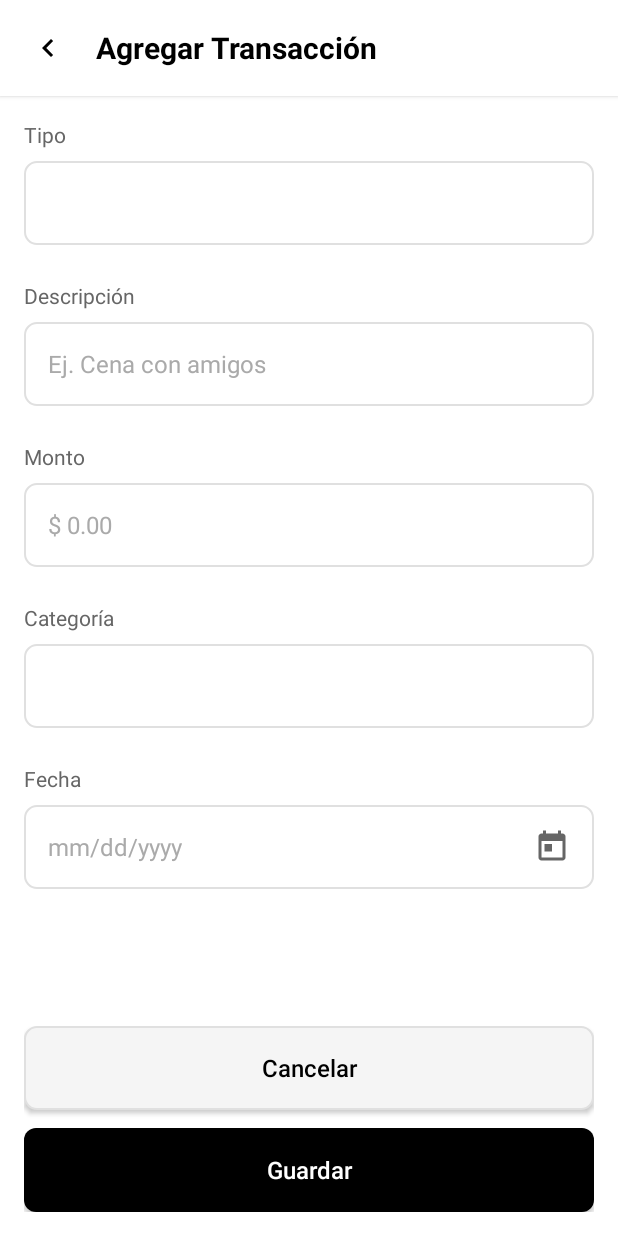
After one commit to Clei02/ConFin, an Android app: the layout activity_agregar_transaccion.xml on its own in the app's theme, with its tools: preview values and no code run, on a phone screen of 412 x 824 dp. The commit adds this screen. Run offline under Robolectric (Android 15) with nearby library versions, the phone set to English and light mode, and no system bars.

Commit message:
feat: Diseño de pantalla Agregar Transacción

```diff
--- /dev/null
+++ b/app/src/main/java/com/upc/confin/AgregarTransaccionActivity.java
@@ -0,0 +1,98 @@
+package com.upc.confin;
+
+import android.os.Bundle;
+import android.view.View;
+import android.widget.AdapterView;
+import android.widget.ArrayAdapter;
+import android.widget.Spinner;
+import androidx.appcompat.app.AppCompatActivity;
+
+public class AgregarTransaccionActivity extends AppCompatActivity {
+
+    private Spinner spinnerTipo;
+    private Spinner spinnerCategoria;
+
+    @Override
+    protected void onCreate(Bundle savedInstanceState) {
+        super.onCreate(savedInstanceState);
+        setContentView(R.layout.activity_agregar_transaccion);
+
+        spinnerTipo = findViewById(R.id.spinnerTipo);
+        spinnerCategoria = findViewById(R.id.spinnerCategoria);
+
+        setupSpinners();
+    }
+
+    private void setupSpinners() {
+        // Configurar Spinner Tipo
+        String[] tipos = {"Gasto", "Ingreso"};
+        ArrayAdapter<String> adapterTipo = new ArrayAdapter<String>(
+                this,
+                R.layout.spinner_item,
+                tipos
+        ) {
+            @Override
+            public boolean isEnabled(int position) {
+                return true;
+            }
+        };
+        adapterTipo.setDropDownViewResource(R.layout.spinner_dropdown_item);
+        spinnerTipo.setAdapter(adapterTipo);
+
+        // Configurar Spinner Categoría con placeholder
+        String[] categorias = {
+                "Seleccione una categoría",
+                "Alimentación",
+                "Transporte",
+                "Entretenimiento",
+                "Salud",
+                "Educación",
+                "Servicios",
+                "Otros"
+        };
+
+        ArrayAdapter<String> adapterCategoria = new ArrayAdapter<String>(
+                this,
+                R.layout.spinner_item,
+                categorias
+        ) {
+            @Override
+            public boolean isEnabled(int position) {
+                // Deshabilitar el primer item (placeholder)
+                return position != 0;
+            }
+
+            @Override
+            public View getDropDownView(int position, View convertView, android.view.ViewGroup parent) {
+                View view = super.getDropDownView(position, convertView, parent);
+                android.widget.TextView textView = (android.widget.TextView) view;
+                if (position == 0) {
+                    // Hacer el placeholder gris
+                    textView.setTextColor(getResources().getColor(android.R.color.darker_gray));
+                } else {
+                    textView.setTextColor(getResources().getColor(android.R.color.black));
+                }
+                return view;
+            }
+        };
+        adapterCategoria.setDropDownViewResource(R.layout.spinner_dropdown_item);
+        spinnerCategoria.setAdapter(adapterCategoria);
+
+        // Listener para validar que no se quede en placeholder
+        spinnerCategoria.setOnItemSelectedListener(new AdapterView.OnItemSelectedListener() {
+            @Override
+            public void onItemSelected(AdapterView<?> parent, View view, int position, long id) {
+                if (position == 0) {
+                    // Está en placeholder
+                    ((android.widget.TextView) view).setTextColor(getResources().getColor(android.R.color.darker_gray));
+                } else {
+                    ((android.widget.TextView) view).setTextColor(getResources().getColor(android.R.color.black));
+                }
+            }
+
+            @Override
+            public void onNothingSelected(AdapterView<?> parent) {
+            }
+        });
+    }
+}
--- /dev/null
+++ b/app/src/main/res/drawable/button_cancelar_background.xml
@@ -0,0 +1,13 @@
+<?xml version="1.0" encoding="utf-8"?>
+<ripple xmlns:android="http://schemas.android.com/apk/res/android"
+    android:color="#E0E0E0">
+    <item>
+        <shape>
+            <solid android:color="#F5F5F5" />
+            <corners android:radius="8dp" />
+            <stroke
+                android:width="1dp"
+                android:color="#E0E0E0" />
+        </shape>
+    </item>
+</ripple>
--- /dev/null
+++ b/app/src/main/res/drawable/button_guardar_background.xml
@@ -0,0 +1,5 @@
+<?xml version="1.0" encoding="utf-8"?>
+<shape xmlns:android="http://schemas.android.com/apk/res/android">
+    <solid android:color="#000000" />
+    <corners android:radius="8dp" />
+</shape>
--- /dev/null
+++ b/app/src/main/res/drawable/edittext_background.xml
@@ -0,0 +1,8 @@
+<?xml version="1.0" encoding="utf-8"?>
+    <shape xmlns:android="http://schemas.android.com/apk/res/android">
+        <solid android:color="#FFFFFF" />
+        <corners android:radius="8dp" />
+        <stroke
+            android:width="1dp"
+            android:color="#E0E0E0" />
+    </shape>
--- /dev/null
+++ b/app/src/main/res/drawable/ic_back.xml
@@ -0,0 +1,10 @@
+<?xml version="1.0" encoding="utf-8"?>
+<vector xmlns:android="http://schemas.android.com/apk/res/android"
+    android:width="24dp"
+    android:height="24dp"
+    android:viewportWidth="24"
+    android:viewportHeight="24">
+    <path
+        android:fillColor="#000000"
+        android:pathData="M15.41,7.41L14,6l-6,6 6,6 1.41,-1.41L10.83,12z" />
+</vector>
--- /dev/null
+++ b/app/src/main/res/drawable/ic_calendar.xml
@@ -0,0 +1,10 @@
+<?xml version="1.0" encoding="utf-8"?>
+<vector xmlns:android="http://schemas.android.com/apk/res/android"
+    android:width="24dp"
+    android:height="24dp"
+    android:viewportWidth="24"
+    android:viewportHeight="24">
+    <path
+        android:fillColor="#666666"
+        android:pathData="M19,3h-1L18,1h-2v2L8,3L8,1L6,1v2L5,3c-1.11,0 -1.99,0.9 -1.99,2L3,19c0,1.1 0.89,2 2,2h14c1.1,0 2,-0.9 2,-2L21,5c0,-1.1 -0.9,-2 -2,-2zM19,19L5,19L5,8h14v11zM7,10h5v5L7,15z" />
+</vector>
--- /dev/null
+++ b/app/src/main/res/drawable/spinner_background.xml
@@ -0,0 +1,32 @@
+<?xml version="1.0" encoding="utf-8"?>
+<layer-list xmlns:android="http://schemas.android.com/apk/res/android">
+    <!-- Fondo del spinner -->
+    <item>
+        <shape>
+            <solid android:color="#FFFFFF" />
+            <corners android:radius="8dp" />
+            <stroke
+                android:width="1dp"
+                android:color="#E0E0E0" />
+        </shape>
+    </item>
+
+    <!-- Icono de flecha -->
+    <item
+        android:width="24dp"
+        android:height="24dp"
+        android:gravity="end|center_vertical"
+        android:end="16dp">
+        <rotate
+            android:fromDegrees="0"
+            android:toDegrees="0"
+            android:pivotX="50%"
+            android:pivotY="50%">
+            <shape android:shape="rectangle">
+                <size
+                    android:width="0dp"
+                    android:height="0dp" />
+            </shape>
+        </rotate>
+    </item>
+</layer-list>
--- /dev/null
+++ b/app/src/main/res/layout/activity_agregar_transaccion.xml
@@ -0,0 +1,215 @@
+<?xml version="1.0" encoding="utf-8"?>
+<LinearLayout xmlns:android="http://schemas.android.com/apk/res/android"
+    xmlns:app="http://schemas.android.com/apk/res-auto"
+    android:layout_width="match_parent"
+    android:layout_height="match_parent"
+    android:orientation="vertical"
+    android:background="#FFFFFF">
+
+    <!-- Toolbar -->
+    <LinearLayout
+        android:layout_width="match_parent"
+        android:layout_height="?attr/actionBarSize"
+        android:orientation="horizontal"
+        android:gravity="center_vertical"
+        android:paddingStart="8dp"
+        android:paddingEnd="16dp"
+        android:elevation="2dp"
+        android:background="#FFFFFF">
+
+        <ImageButton
+            android:id="@+id/btnBack"
+            android:layout_width="48dp"
+            android:layout_height="48dp"
+            android:background="?attr/selectableItemBackgroundBorderless"
+            android:src="@drawable/ic_back"
+            android:contentDescription="Volver" />
+
+        <TextView
+            android:layout_width="0dp"
+            android:layout_height="wrap_content"
+            android:layout_weight="1"
+            android:text="Agregar Transacción"
+            android:textSize="20sp"
+            android:textColor="#000000"
+            android:textStyle="bold"
+            android:layout_marginStart="8dp" />
+
+    </LinearLayout>
+
+    <!-- Formulario -->
+    <ScrollView
+        android:layout_width="match_parent"
+        android:layout_height="0dp"
+        android:layout_weight="1"
+        android:fillViewport="true">
+
+        <LinearLayout
+            android:layout_width="match_parent"
+            android:layout_height="wrap_content"
+            android:orientation="vertical"
+            android:padding="16dp">
+
+            <!-- Tipo -->
+            <TextView
+                android:layout_width="wrap_content"
+                android:layout_height="wrap_content"
+                android:text="Tipo"
+                android:textSize="14sp"
+                android:textColor="#666666"
+                android:layout_marginBottom="8dp" />
+
+            <Spinner
+                android:id="@+id/spinnerTipo"
+                android:layout_width="match_parent"
+                android:layout_height="56dp"
+                android:background="@drawable/spinner_background"
+                android:paddingStart="16dp"
+                android:paddingEnd="16dp"
+                android:layout_marginBottom="24dp"
+                android:spinnerMode="dropdown"
+                android:prompt="@string/tipo_prompt" />
+
+            <!-- Descripción -->
+            <TextView
+                android:layout_width="wrap_content"
+                android:layout_height="wrap_content"
+                android:text="Descripción"
+                android:textSize="14sp"
+                android:textColor="#666666"
+                android:layout_marginBottom="8dp" />
+
+            <EditText
+                android:id="@+id/etDescripcion"
+                android:layout_width="match_parent"
+                android:layout_height="56dp"
+                android:background="@drawable/edittext_background"
+                android:hint="Ej. Cena con amigos"
+                android:textColorHint="#AAAAAA"
+                android:paddingStart="16dp"
+                android:paddingEnd="16dp"
+                android:textSize="16sp"
+                android:textColor="#000000"
+                android:inputType="text"
+                android:layout_marginBottom="24dp" />
+
+            <!-- Monto -->
+            <TextView
+                android:layout_width="wrap_content"
+                android:layout_height="wrap_content"
+                android:text="Monto"
+                android:textSize="14sp"
+                android:textColor="#666666"
+                android:layout_marginBottom="8dp" />
+
+            <EditText
+                android:id="@+id/etMonto"
+                android:layout_width="match_parent"
+                android:layout_height="56dp"
+                android:background="@drawable/edittext_background"
+                android:hint="$ 0.00"
+                android:textColorHint="#AAAAAA"
+                android:paddingStart="16dp"
+                android:paddingEnd="16dp"
+                android:textSize="16sp"
+                android:textColor="#000000"
+                android:inputType="numberDecimal"
+                android:layout_marginBottom="24dp" />
+
+            <!-- Categoría -->
+            <TextView
+                android:layout_width="wrap_content"
+                android:layout_height="wrap_content"
+                android:text="Categoría"
+                android:textSize="14sp"
+                android:textColor="#666666"
+                android:layout_marginBottom="8dp" />
+
+            <Spinner
+                android:id="@+id/spinnerCategoria"
+                android:layout_width="match_parent"
+                android:layout_height="56dp"
+                android:background="@drawable/spinner_background"
+                android:paddingStart="16dp"
+                android:paddingEnd="16dp"
+                android:layout_marginBottom="24dp"
+                android:spinnerMode="dropdown"
+                android:prompt="@string/categoria_prompt" />
+
+            <!-- Fecha -->
+            <TextView
+                android:layout_width="wrap_content"
+                android:layout_height="wrap_content"
+                android:text="Fecha"
+                android:textSize="14sp"
+                android:textColor="#666666"
+                android:layout_marginBottom="8dp" />
+
+            <RelativeLayout
+                android:layout_width="match_parent"
+                android:layout_height="56dp"
+                android:background="@drawable/edittext_background"
+                android:layout_marginBottom="32dp">
+
+                <EditText
+                    android:id="@+id/etFecha"
+                    android:layout_width="match_parent"
+                    android:layout_height="match_parent"
+                    android:hint="mm/dd/yyyy"
+                    android:textColorHint="#AAAAAA"
+                    android:paddingStart="16dp"
+                    android:paddingEnd="48dp"
+                    android:textSize="16sp"
+                    android:textColor="#000000"
+                    android:focusable="false"
+                    android:clickable="true"
+                    android:inputType="none"
+                    android:background="@android:color/transparent" />
+
+                <ImageView
+                    android:layout_width="24dp"
+                    android:layout_height="24dp"
+                    android:src="@drawable/ic_calendar"
+                    android:layout_alignParentEnd="true"
+                    android:layout_centerVertical="true"
+                    android:layout_marginEnd="16dp"
+                    android:contentDescription="Calendario" />
+
+            </RelativeLayout>
+
+        </LinearLayout>
+
+    </ScrollView>
+
+    <!-- Botones -->
+    <LinearLayout
+        android:layout_width="match_parent"
+        android:layout_height="wrap_content"
+        android:orientation="vertical"
+        android:padding="16dp"
+        android:background="#FFFFFF">
+
+        <androidx.appcompat.widget.AppCompatButton
+            android:id="@+id/btnCancelar"
+            android:layout_width="match_parent"
+            android:layout_height="56dp"
+            android:text="Cancelar"
+            android:textColor="#000000"
+            android:textSize="16sp"
+            android:textAllCaps="false"
+            android:background="@drawable/button_cancelar_background"
+            android:layout_marginBottom="12dp" />
+
+        <androidx.appcompat.widget.AppCompatButton
+            android:id="@+id/btnGuardar"
+            android:layout_width="match_parent"
+            android:layout_height="56dp"
+            android:text="Guardar"
+            android:textColor="#FFFFFF"
+            android:textSize="16sp"
+            android:textAllCaps="false"
+            android:background="@drawable/button_guardar_background" />
+
+    </LinearLayout>
+
+</LinearLayout>
--- a/app/src/main/res/layout/activity_main.xml
+++ b/app/src/main/res/layout/activity_main.xml
@@ -6,6 +6,7 @@
     android:layout_height="match_parent"
     android:fillViewport="true"
     android:background="@android:color/white">
+
 
     <androidx.constraintlayout.widget.ConstraintLayout
         android:id="@+id/main"
@@ -204,6 +205,5 @@
             app:layout_constraintEnd_toEndOf="parent"
             app:layout_constraintStart_toStartOf="parent"
             app:layout_constraintTop_toBottomOf="@id/btnGoogleSignIn" />
-
     </androidx.constraintlayout.widget.ConstraintLayout>
 </ScrollView>
--- /dev/null
+++ b/app/src/main/res/layout/spinner_dropdown_item.xml
@@ -0,0 +1,9 @@
+<?xml version="1.0" encoding="utf-8"?>
+<TextView xmlns:android="http://schemas.android.com/apk/res/android"
+    android:id="@android:id/text1"
+    android:layout_width="match_parent"
+    android:layout_height="wrap_content"
+    android:padding="16dp"
+    android:textSize="16sp"
+    android:textColor="#000000"
+    android:background="?android:attr/selectableItemBackground" />
--- /dev/null
+++ b/app/src/main/res/layout/spinner_item.xml
@@ -0,0 +1,12 @@
+<?xml version="1.0" encoding="utf-8"?>
+<TextView xmlns:android="http://schemas.android.com/apk/res/android"
+    android:id="@android:id/text1"
+    android:layout_width="match_parent"
+    android:layout_height="56dp"
+    android:gravity="center_vertical"
+    android:paddingStart="16dp"
+    android:paddingEnd="16dp"
+    android:textSize="16sp"
+    android:textColor="#000000"
+    android:singleLine="true"
+    android:ellipsize="end" />
--- a/app/src/main/res/values/colors.xml
+++ b/app/src/main/res/values/colors.xml
@@ -1,8 +1,10 @@
 <?xml version="1.0" encoding="utf-8"?>
 <resources>
-    <color name="gray">#999999</color>
-    <color name="dark_gray">#666666</color>
-    <color name="input_box_stroke">#CCCCCC</color>
-    <color name="input_box_stroke_focused">#000000</color>
-    <color name="light_gray">#DDDDDD</color>
+    <color name="black">#FF000000</color>
+    <color name="white">#FFFFFFFF</color>
+    <color name="gray">#FF666666</color>
+    <color name="light_gray">#FFF5F5F5</color>
+    <color name="border_gray">#FFE0E0E0</color>
+    <color name="hint_gray">#FFAAAAAA</color>
+    <color name="input_box_stroke">#FFE0E0E0</color>
 </resources>
--- a/app/src/main/res/values/strings.xml
+++ b/app/src/main/res/values/strings.xml
@@ -1,4 +1,23 @@
 <resources>
     <string name="app_name">ConFin</string>
     <string name="app_logo">Logo de ConFin</string>
+    <string name="tipo_prompt">Seleccione tipo</string>
+    <string name="categoria_prompt">Seleccione categoría</string>
+
+    <!-- Arrays para Spinners -->
+    <string-array name="tipo_array">
+        <item>Gasto</item>
+        <item>Ingreso</item>
+    </string-array>
+
+    <string-array name="categoria_array">
+        <item>Seleccione una categoría</item>
+        <item>Alimentación</item>
+        <item>Transporte</item>
+        <item>Entretenimiento</item>
+        <item>Salud</item>
+        <item>Educación</item>
+        <item>Servicios</item>
+        <item>Otros</item>
+    </string-array>
 </resources>
--- a/app/src/main/res/values/themes.xml
+++ b/app/src/main/res/values/themes.xml
@@ -2,12 +2,16 @@
     <!-- Base application theme. -->
     <style name="Base.Theme.ConFin" parent="Theme.Material3.DayNight.NoActionBar">
         <!-- Customize your light theme here. -->
-        <!-- <item name="colorPrimary">@color/my_light_primary</item> -->
+        <item name="colorPrimary">#000000</item>
+        <item name="colorOnPrimary">#FFFFFF</item>
+        <item name="colorSecondary">#F5F5F5</item>
+        <item name="colorOnSecondary">#000000</item>
+    </style>
 
-    </style>
     <style name="CustomTextInputLayout" parent="Widget.MaterialComponents.TextInputLayout.OutlinedBox">
         <item name="boxStrokeColor">@color/input_box_stroke</item>
         <item name="hintTextColor">@color/gray</item>
     </style>
+
     <style name="Theme.ConFin" parent="Base.Theme.ConFin" />
 </resources>
```
